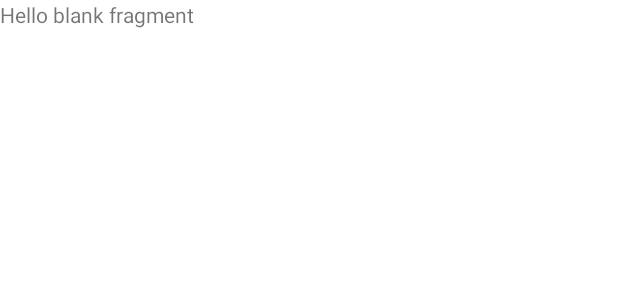
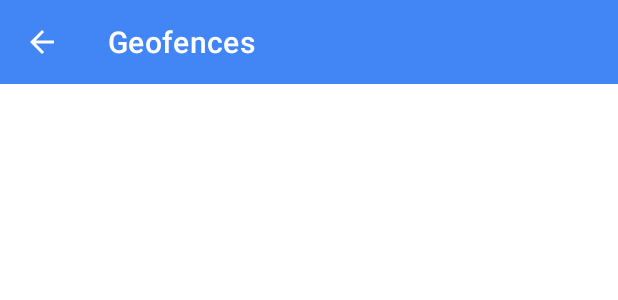
Before and after one commit to eoqkrskfk94/GeofenceApp, an Android app: the layout fragment_geofences.xml on its own in the app's theme, with its tools: preview values and no code run, on a phone screen of 412 x 824 dp. Shown: the top 300 px of the screen. Run offline under Robolectric (Android 15) with nearby library versions, the phone set to English and light mode, and no system bars.

Commit message:
[Add] geofence fragment layout 구조

```diff
--- /dev/null
+++ b/app/src/main/res/drawable/ic_back.xml
@@ -0,0 +1,10 @@
+<vector xmlns:android="http://schemas.android.com/apk/res/android"
+    android:width="24dp"
+    android:height="24dp"
+    android:viewportWidth="24"
+    android:viewportHeight="24"
+    android:tint="@color/white">
+  <path
+      android:fillColor="@android:color/white"
+      android:pathData="M20,11H7.83l5.59,-5.59L12,4l-8,8 8,8 1.41,-1.41L7.83,13H20v-2z"/>
+</vector>
--- /dev/null
+++ b/app/src/main/res/drawable/ic_hourglass.xml
@@ -0,0 +1,10 @@
+<vector xmlns:android="http://schemas.android.com/apk/res/android"
+    android:width="24dp"
+    android:height="24dp"
+    android:viewportWidth="24"
+    android:viewportHeight="24"
+    android:tint="?attr/colorControlNormal">
+  <path
+      android:fillColor="@android:color/white"
+      android:pathData="M6,2v6h0.01L6,8.01 10,12l-4,4 0.01,0.01L6,16.01L6,22h12v-5.99h-0.01L18,16l-4,-4 4,-3.99 -0.01,-0.01L18,8L18,2L6,2zM16,16.5L16,20L8,20v-3.5l4,-4 4,4zM12,11.5l-4,-4L8,4h8v3.5l-4,4z"/>
+</vector>
--- a/app/src/main/res/layout/fragment_geofences.xml
+++ b/app/src/main/res/layout/fragment_geofences.xml
@@ -1,14 +1,62 @@
 <?xml version="1.0" encoding="utf-8"?>
-<FrameLayout xmlns:android="http://schemas.android.com/apk/res/android"
+<androidx.constraintlayout.widget.ConstraintLayout xmlns:android="http://schemas.android.com/apk/res/android"
+    xmlns:app="http://schemas.android.com/apk/res-auto"
     xmlns:tools="http://schemas.android.com/tools"
     android:layout_width="match_parent"
     android:layout_height="match_parent"
     tools:context=".ui.geofences.GeofencesFragment">
 
-    <!-- TODO: Update blank fragment layout -->
+
+    <ImageView
+        android:id="@+id/imageView"
+        android:layout_width="120dp"
+        android:layout_height="120dp"
+        android:alpha="0.5"
+        android:src="@drawable/ic_hourglass"
+        android:visibility="invisible"
+        app:layout_constraintBottom_toBottomOf="parent"
+        app:layout_constraintEnd_toEndOf="parent"
+        app:layout_constraintHorizontal_bias="0.5"
+        app:layout_constraintStart_toStartOf="parent"
+        app:layout_constraintTop_toTopOf="parent"
+        app:layout_constraintVertical_bias="0.43" />
+
     <TextView
+        android:id="@+id/empty_textView"
+        android:layout_width="wrap_content"
+        android:layout_height="wrap_content"
+        android:layout_marginTop="10dp"
+        android:alpha="0.5"
+        android:text="No Geofences Found"
+        android:textSize="18sp"
+        android:textStyle="bold"
+        android:visibility="invisible"
+        app:layout_constraintEnd_toEndOf="@+id/imageView"
+        app:layout_constraintStart_toStartOf="@+id/imageView"
+        app:layout_constraintTop_toBottomOf="@+id/imageView" />
+
+    <androidx.appcompat.widget.Toolbar
+        android:id="@+id/toolbar"
         android:layout_width="match_parent"
-        android:layout_height="match_parent"
-        android:text="@string/hello_blank_fragment" />
+        android:layout_height="wrap_content"
 
-</FrameLayout>
+        android:background="?attr/colorPrimary"
+        android:minHeight="?attr/actionBarSize"
+        android:theme="?attr/actionBarTheme"
+        app:layout_constraintEnd_toEndOf="parent"
+        app:layout_constraintStart_toStartOf="parent"
+        app:layout_constraintTop_toTopOf="parent"
+        app:navigationIcon="@drawable/ic_back"
+        app:title="Geofences"
+        app:titleTextColor="@color/white" />
+
+    <androidx.recyclerview.widget.RecyclerView
+        android:id="@+id/geofences_recyclerView"
+        android:layout_width="match_parent"
+        android:layout_height="0dp"
+        app:layout_constraintBottom_toBottomOf="parent"
+        app:layout_constraintEnd_toEndOf="parent"
+        app:layout_constraintHorizontal_bias="0.5"
+        app:layout_constraintStart_toStartOf="parent"
+        app:layout_constraintTop_toBottomOf="@id/toolbar" />
+</androidx.constraintlayout.widget.ConstraintLayout>
```
